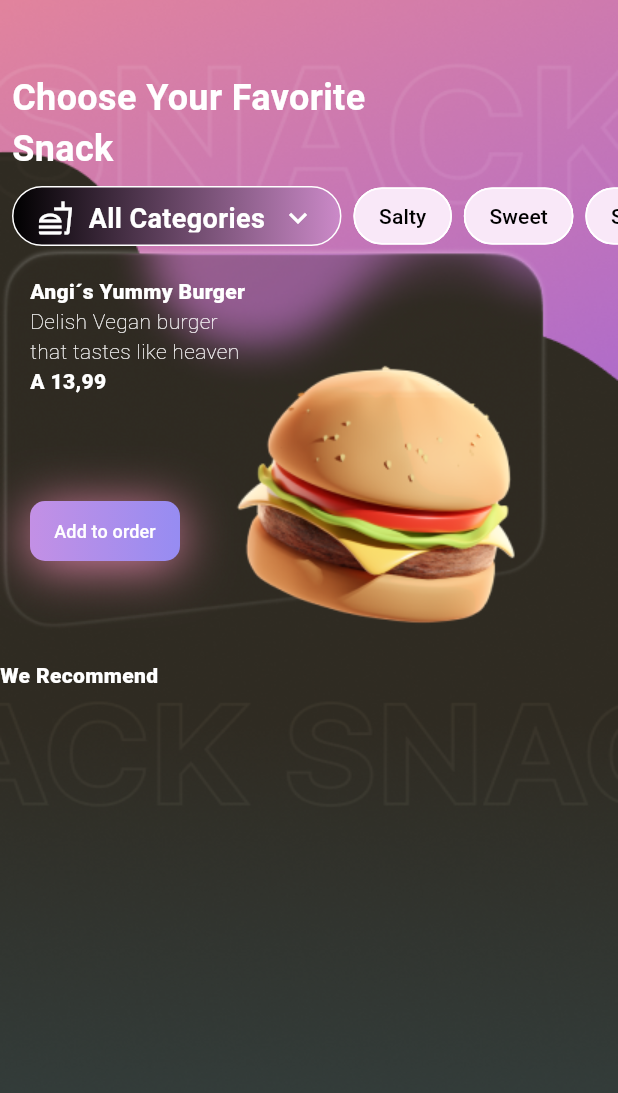
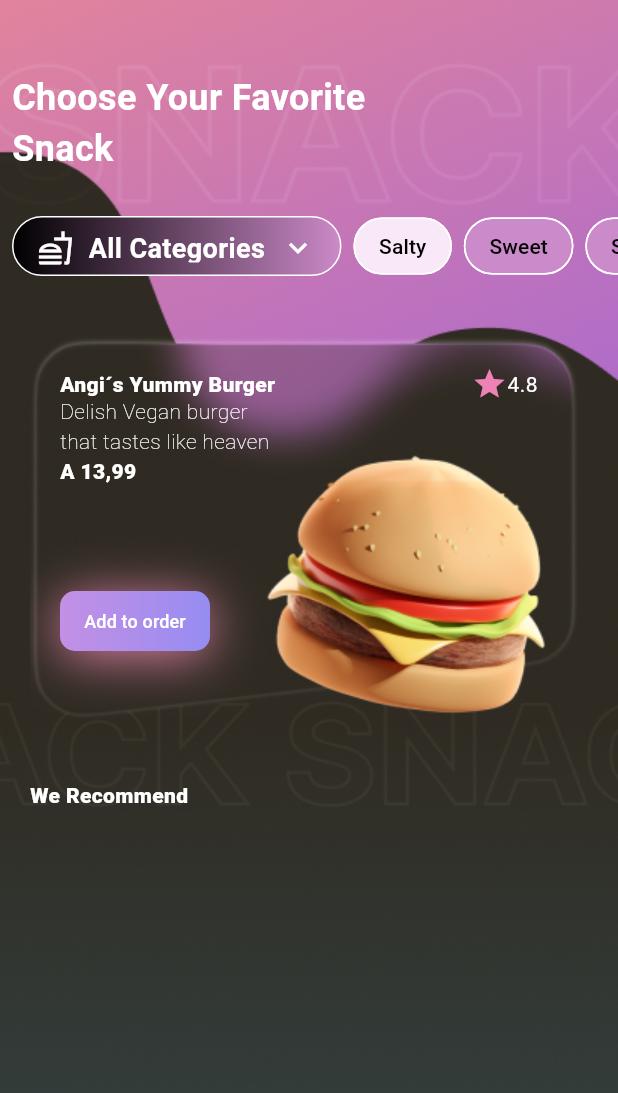
Before and after one commit to jchillah/jp_screens, a Flutter app: the MainScreen screen opened directly, on a phone screen of 412 x 824 dp. Shown: the top 1093 px of the screen. Run offline on Flutter 3.47's test engine with Material 3 defaults, Android fonts, the phone set to English and light mode, and no system bars.

Commit message:
Burger widget finished

```diff
--- a/lib/src/features/main_screen/Presentation/burger_widget.dart
+++ b/lib/src/features/main_screen/Presentation/burger_widget.dart
@@ -20,13 +20,25 @@ class BurgerWidget extends StatelessWidget {
         const Positioned(
           top: 20,
           left: 20,
-          child: Text(
-            "Angi´s Yummy Burger",
-            style: TextStyle(
-              fontWeight: FontWeight.w900,
-              color: Colors.white,
-              fontSize: 14,
-            ),
+          child: Row(
+            children: [
+              Text(
+                "Angi´s Yummy Burger                                   ",
+                style: TextStyle(
+                  fontWeight: FontWeight.w900,
+                  color: Colors.white,
+                  fontSize: 14,
+                ),
+              ),
+              Icon(
+                Icons.star,
+                color: Color.fromARGB(255, 238, 130, 180),
+              ),
+              Text(
+                "4.8",
+                style: TextStyle(color: Colors.white),
+              ),
+            ],
           ),
         ),
         const Positioned(
--- a/lib/src/features/main_screen/Presentation/main_screen.dart
+++ b/lib/src/features/main_screen/Presentation/main_screen.dart
@@ -36,22 +36,29 @@ class MainScreen extends StatelessWidget {
               ),
             ),
             SizedBox(
-              height: 40,
+              height: 80,
               child: ListView.builder(
                 itemCount: names.length,
                 scrollDirection: Axis.horizontal,
                 itemBuilder: (context, index) {
                   return index == 0
                       ? Padding(
-                          padding: const EdgeInsets.only(right: 8.0, left: 8.0),
+                          padding: const EdgeInsets.only(
+                            right: 8.0,
+                            left: 8.0,
+                            top: 20.0,
+                            bottom: 20.0,
+                          ),
                           child: buildOverviewChoiceChip(),
                         )
                       : Padding(
-                          padding: const EdgeInsets.only(right: 8.0),
+                          padding: const EdgeInsets.only(
+                            right: 8.0,
+                          ),
                           child: buildChoiceChip(
                             label: names[index],
-                            isSelected: true,
-                            backgroundColor: const Color(0x00edc6e9),
+                            isSelected: names[index] == 'Salty',
+                            backgroundColor: Color.fromARGB(255, 203, 138, 201),
                             selectedColor:
                                 const Color.fromARGB(255, 238, 196, 233)
                                     .withOpacity(0.3),
@@ -63,19 +70,22 @@ class MainScreen extends StatelessWidget {
                 },
               ),
             ),
-            const BurgerWidget(),
-            const SizedBox(height: 20),
-            const SizedBox(
-              width: 20,
+            Padding(
+              padding: const EdgeInsets.all(20.0),
+              child: const BurgerWidget(),
             ),
-            const Text(
-              "We Recommend",
-              style: TextStyle(
-                fontWeight: FontWeight.w900,
-                color: Colors.white,
-                fontSize: 14,
+            const Padding(
+              padding: EdgeInsets.all(20.0),
+              child: Text(
+                "We Recommend",
+                style: TextStyle(
+                  fontWeight: FontWeight.w900,
+                  color: Colors.white,
+                  fontSize: 14,
+                ),
               ),
             ),
+            Row(),
           ],
         ),
       ),
--- a/pubspec.yaml
+++ b/pubspec.yaml
@@ -36,6 +36,7 @@ dependencies:
   cupertino_icons: ^1.0.6
   audioplayers: ^6.0.0
   svg_flutter: ^0.0.1
+  card_widget: ^0.0.6
 
 dev_dependencies:
   flutter_test:
```
Also changed, not shown: pubspec.lock.
